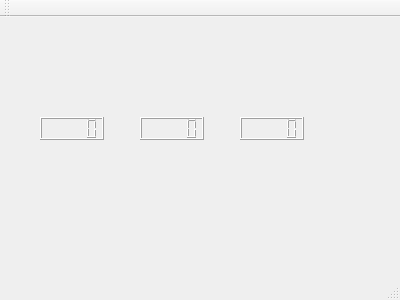
First picture: the form in mainwindow.ui, repository sschorr/TactileDevice, before the edit.
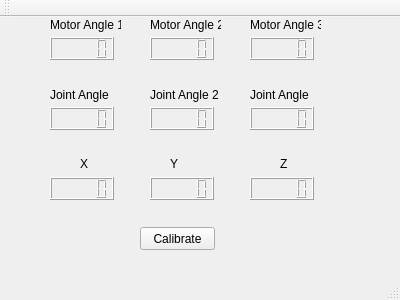
Second picture: the form after the edit.

Patch:
```diff
--- a/mainwindow.ui
+++ b/mainwindow.ui
@@ -17,8 +17,8 @@
    <widget class="QLCDNumber" name="MotorAngleLCDNumber1">
     <property name="geometry">
      <rect>
-      <x>40</x>
-      <y>100</y>
+      <x>50</x>
+      <y>20</y>
       <width>64</width>
       <height>23</height>
      </rect>
@@ -27,8 +27,8 @@
    <widget class="QLCDNumber" name="MotorAngleLCDNumber2">
     <property name="geometry">
      <rect>
-      <x>140</x>
-      <y>100</y>
+      <x>150</x>
+      <y>20</y>
       <width>64</width>
       <height>23</height>
      </rect>
@@ -37,13 +37,203 @@
    <widget class="QLCDNumber" name="MotorAngleLCDNumber3">
     <property name="geometry">
      <rect>
-      <x>240</x>
-      <y>100</y>
+      <x>250</x>
+      <y>20</y>
       <width>64</width>
       <height>23</height>
      </rect>
     </property>
    </widget>
+   <widget class="QLabel" name="label">
+    <property name="geometry">
+     <rect>
+      <x>50</x>
+      <y>0</y>
+      <width>71</width>
+      <height>16</height>
+     </rect>
+    </property>
+    <property name="text">
+     <string>Motor Angle 1</string>
+    </property>
+   </widget>
+   <widget class="QLabel" name="label_2">
+    <property name="geometry">
+     <rect>
+      <x>150</x>
+      <y>0</y>
+      <width>71</width>
+      <height>16</height>
+     </rect>
+    </property>
+    <property name="text">
+     <string>Motor Angle 2</string>
+    </property>
+   </widget>
+   <widget class="QLabel" name="label_3">
+    <property name="geometry">
+     <rect>
+      <x>250</x>
+      <y>0</y>
+      <width>71</width>
+      <height>16</height>
+     </rect>
+    </property>
+    <property name="text">
+     <string>Motor Angle 3</string>
+    </property>
+   </widget>
+   <widget class="QLCDNumber" name="JointAngleLCDNumber1">
+    <property name="geometry">
+     <rect>
+      <x>50</x>
+      <y>90</y>
+      <width>64</width>
+      <height>23</height>
+     </rect>
+    </property>
+   </widget>
+   <widget class="QLCDNumber" name="JointAngleLCDNumber2">
+    <property name="geometry">
+     <rect>
+      <x>150</x>
+      <y>90</y>
+      <width>64</width>
+      <height>23</height>
+     </rect>
+    </property>
+   </widget>
+   <widget class="QLCDNumber" name="JointAngleLCDNumber3">
+    <property name="geometry">
+     <rect>
+      <x>250</x>
+      <y>90</y>
+      <width>64</width>
+      <height>23</height>
+     </rect>
+    </property>
+   </widget>
+   <widget class="QLabel" name="label_4">
+    <property name="geometry">
+     <rect>
+      <x>50</x>
+      <y>70</y>
+      <width>61</width>
+      <height>16</height>
+     </rect>
+    </property>
+    <property name="text">
+     <string>Joint Angle 1</string>
+    </property>
+   </widget>
+   <widget class="QLabel" name="label_5">
+    <property name="geometry">
+     <rect>
+      <x>150</x>
+      <y>70</y>
+      <width>71</width>
+      <height>16</height>
+     </rect>
+    </property>
+    <property name="text">
+     <string>Joint Angle 2</string>
+    </property>
+   </widget>
+   <widget class="QLabel" name="label_6">
+    <property name="geometry">
+     <rect>
+      <x>250</x>
+      <y>70</y>
+      <width>61</width>
+      <height>16</height>
+     </rect>
+    </property>
+    <property name="text">
+     <string>Joint Angle 3</string>
+    </property>
+   </widget>
+   <widget class="QLCDNumber" name="CartesianXLCDNumber">
+    <property name="geometry">
+     <rect>
+      <x>50</x>
+      <y>160</y>
+      <width>64</width>
+      <height>23</height>
+     </rect>
+    </property>
+   </widget>
+   <widget class="QLCDNumber" name="CartesianYLCDNumber">
+    <property name="geometry">
+     <rect>
+      <x>150</x>
+      <y>160</y>
+      <width>64</width>
+      <height>23</height>
+     </rect>
+    </property>
+   </widget>
+   <widget class="QLCDNumber" name="CartesianZLCDNumber">
+    <property name="geometry">
+     <rect>
+      <x>250</x>
+      <y>160</y>
+      <width>64</width>
+      <height>23</height>
+     </rect>
+    </property>
+   </widget>
+   <widget class="QLabel" name="label_7">
+    <property name="geometry">
+     <rect>
+      <x>80</x>
+      <y>140</y>
+      <width>47</width>
+      <height>13</height>
+     </rect>
+    </property>
+    <property name="text">
+     <string>X</string>
+    </property>
+   </widget>
+   <widget class="QLabel" name="label_8">
+    <property name="geometry">
+     <rect>
+      <x>170</x>
+      <y>140</y>
+      <width>47</width>
+      <height>13</height>
+     </rect>
+    </property>
+    <property name="text">
+     <string>Y</string>
+    </property>
+   </widget>
+   <widget class="QLabel" name="label_9">
+    <property name="geometry">
+     <rect>
+      <x>280</x>
+      <y>140</y>
+      <width>47</width>
+      <height>13</height>
+     </rect>
+    </property>
+    <property name="text">
+     <string>Z</string>
+    </property>
+   </widget>
+   <widget class="QPushButton" name="CalibratePushButton">
+    <property name="geometry">
+     <rect>
+      <x>140</x>
+      <y>210</y>
+      <width>75</width>
+      <height>23</height>
+     </rect>
+    </property>
+    <property name="text">
+     <string>Calibrate</string>
+    </property>
+   </widget>
   </widget>
   <widget class="QMenuBar" name="menuBar">
    <property name="geometry">
```
